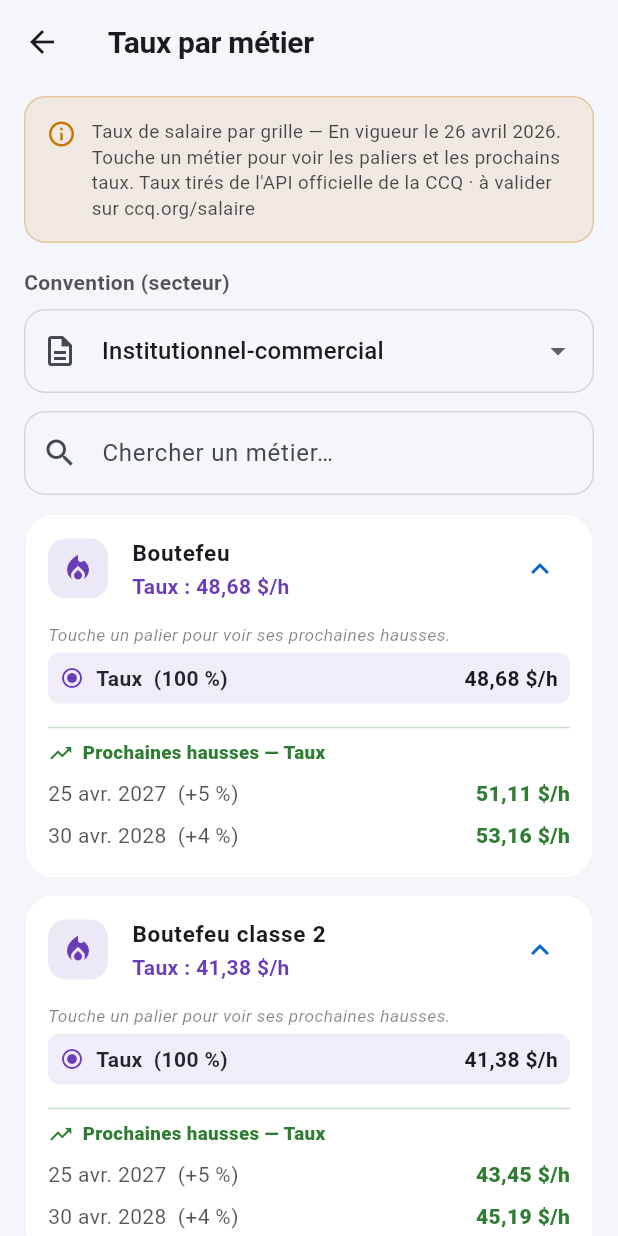
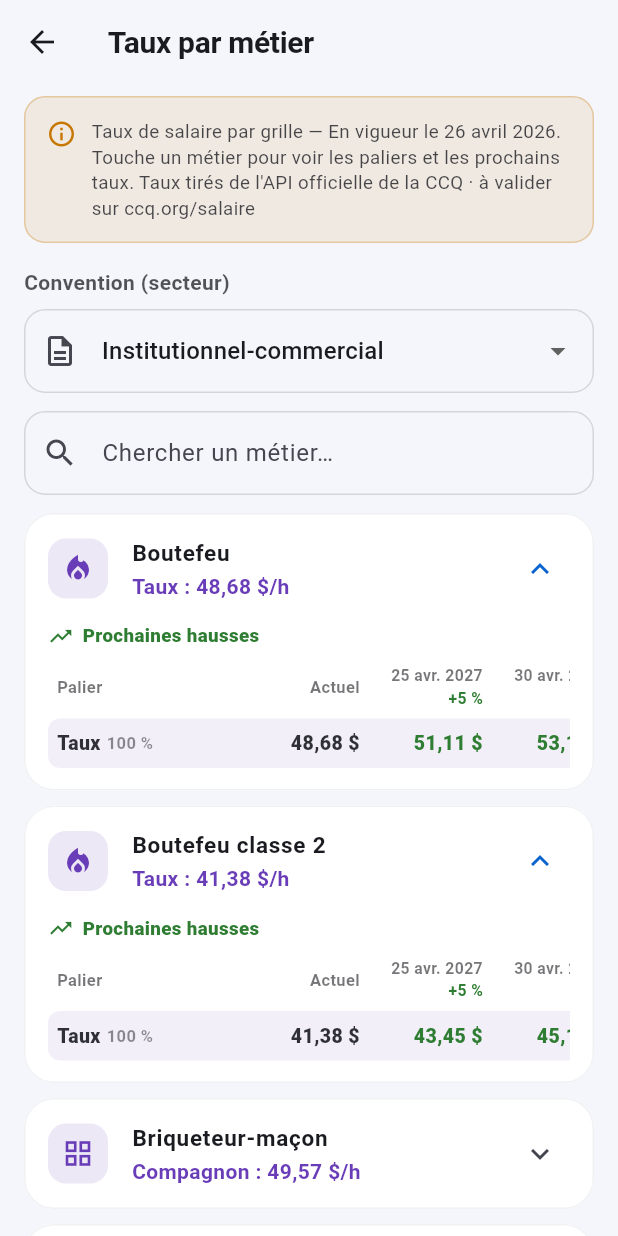
Before and after one commit to CR4SH3UR/calculatrice_ccq, a Flutter app: the TauxMetiersScreen screen opened directly, after a tap on "Boutefeu", after a tap on "Boutefeu classe 2", on a phone screen of 412 x 824 dp. Run offline on Flutter 3.47's test engine with Material 3 defaults, Android fonts, the phone set to English and light mode, and no system bars; our stand-ins replace open_filex, pdf, printing, share_plus, shared_preferences; accounts and stored records are empty.

Commit message:
Taux par métier : afficher les prochaines hausses pour les apprentis
Avant, les prochaines augmentations n'apparaissaient que pour le palier
sélectionné (compagnon par défaut) — il fallait toucher un palier pour
voir celles des apprentis.

Désormais, la tuile d'un métier affiche une grille de progression
toujours visible : une ligne par palier (apprentis puis compagnon) et
une colonne « Actuel » suivie d'une colonne par hausse programmée. Les
apprentis voient donc directement leur taux à venir (l'apprenti est un
pourcentage du taux de compagnon, il profite des mêmes hausses).

Ajoute un test verrouillant le calcul du taux d'apprenti après une
hausse programmée.

Co-Authored-By: Claude Opus 4.8 <noreply@anthropic.com>
Claude-Session: https://claude.ai/code/session_01Er8YQZjdRALjs1hQCFaZgT

```diff
--- a/lib/screens/infos_screens.dart
+++ b/lib/screens/infos_screens.dart
@@ -115,30 +115,19 @@ class _TauxMetiersScreenState extends State<TauxMetiersScreen> {
   }
 }
 
-class _MetierTile extends StatefulWidget {
+class _MetierTile extends StatelessWidget {
   const _MetierTile({required this.metier, required this.secteur});
   final Metier metier;
   final Secteur secteur;
 
   @override
-  State<_MetierTile> createState() => _MetierTileState();
-}
-
-class _MetierTileState extends State<_MetierTile> {
-  /// Palier choisi pour voir ses hausses (null = compagnon, le dernier).
-  int? _selPalier;
-
-  @override
   Widget build(BuildContext context) {
-    final Metier metier = widget.metier;
-    final Secteur secteur = widget.secteur;
     final double comp = CcqData.tauxCompagnon(metier, secteur);
     final List<Hausse> futures = CcqData.haussesFutures(secteur);
     final Color onSurf = Theme.of(context).colorScheme.onSurface;
-    final paliers = metier.paliers();
-    final int selIdx = _selPalier ?? paliers.length - 1;
-    final sel = paliers[selIdx];
+    final List<Palier> paliers = metier.paliers();
     final String libelleComp = paliers.last.nom;
+    final bool aApprentis = paliers.length > 1;
 
     return Card(
       clipBehavior: Clip.antiAlias,
@@ -161,62 +150,7 @@ class _MetierTileState extends State<_MetierTile> {
                   fontWeight: FontWeight.w600, color: AppColors.infos)),
           childrenPadding: const EdgeInsets.fromLTRB(16, 0, 16, 14),
           children: [
-            Align(
-              alignment: Alignment.centerLeft,
-              child: Text(
-                  tr('Touche un palier pour voir ses prochaines hausses.',
-                      'Tap a step to see its upcoming increases.'),
-                  style: TextStyle(
-                      fontSize: 11.5,
-                      fontStyle: FontStyle.italic,
-                      color: onSurf.withValues(alpha: 0.55))),
-            ),
-            const SizedBox(height: 4),
-            ...paliers.asMap().entries.map((e) {
-              final int i = e.key;
-              final p = e.value;
-              final bool actif = i == selIdx;
-              return InkWell(
-                borderRadius: BorderRadius.circular(8),
-                onTap: () => setState(() => _selPalier = i),
-                child: Container(
-                  decoration: BoxDecoration(
-                    color: actif
-                        ? AppColors.infos.withValues(alpha: 0.10)
-                        : null,
-                    borderRadius: BorderRadius.circular(8),
-                  ),
-                  padding:
-                      const EdgeInsets.symmetric(horizontal: 8, vertical: 7),
-                  child: Row(
-                    children: [
-                      Icon(
-                          actif
-                              ? Icons.radio_button_checked
-                              : Icons.radio_button_unchecked,
-                          size: 16,
-                          color: actif
-                              ? AppColors.infos
-                              : onSurf.withValues(alpha: 0.3)),
-                      const SizedBox(width: 8),
-                      Expanded(
-                        child: Text('${p.nom}  (${p.pourcentage} %)',
-                            style: TextStyle(
-                                color: onSurf
-                                    .withValues(alpha: actif ? 0.95 : 0.75),
-                                fontWeight:
-                                    actif ? FontWeight.w700 : FontWeight.w400)),
-                      ),
-                      Text('${Fmt.money(comp * p.pourcentage / 100)}/h',
-                          style: const TextStyle(fontWeight: FontWeight.w700)),
-                    ],
-                  ),
-                ),
-              );
-            }),
-            if (futures.isNotEmpty) ...[
-              const SizedBox(height: 8),
-              Divider(color: AppColors.success.withValues(alpha: 0.25)),
+            if (futures.isNotEmpty)
               Row(
                 children: [
                   const Icon(Icons.trending_up,
@@ -224,38 +158,177 @@ class _MetierTileState extends State<_MetierTile> {
                   const SizedBox(width: 6),
                   Expanded(
                     child: Text(
-                        '${tr('Prochaines hausses', 'Upcoming increases')} — ${sel.nom}',
+                        aApprentis
+                            ? tr('Prochaines hausses — apprentis inclus',
+                                'Upcoming increases — apprentices included')
+                            : tr('Prochaines hausses', 'Upcoming increases'),
                         style: const TextStyle(
                             fontWeight: FontWeight.w800,
                             fontSize: 12.5,
                             color: AppColors.success)),
                   ),
                 ],
+              )
+            else
+              Align(
+                alignment: Alignment.centerLeft,
+                child: Text(
+                    tr('Taux par palier (compagnon et apprentis).',
+                        'Rate per step (journeyman and apprentices).'),
+                    style: TextStyle(
+                        fontSize: 11.5,
+                        fontStyle: FontStyle.italic,
+                        color: onSurf.withValues(alpha: 0.55))),
               ),
-              const SizedBox(height: 4),
-              ...futures.map((h) {
-                final double r = CcqData.tauxCompagnon(metier, secteur,
-                        on: h.date) *
-                    sel.pourcentage /
-                    100;
-                return Padding(
-                  padding: const EdgeInsets.symmetric(vertical: 4),
+            const SizedBox(height: 10),
+            _GrilleProgression(
+              metier: metier,
+              secteur: secteur,
+              paliers: paliers,
+              futures: futures,
+              comp: comp,
+            ),
+          ],
+        ),
+      ),
+    );
+  }
+}
+
+/// Grille défilable des taux : une ligne par palier (apprentis puis
+/// compagnon), une colonne « Actuel » puis une colonne par hausse programmée.
+/// Montre la progression complète — les hausses s'appliquent aux apprentis
+/// comme au compagnon (l'apprenti est un pourcentage du taux de compagnon).
+class _GrilleProgression extends StatelessWidget {
+  const _GrilleProgression({
+    required this.metier,
+    required this.secteur,
+    required this.paliers,
+    required this.futures,
+    required this.comp,
+  });
+
+  final Metier metier;
+  final Secteur secteur;
+  final List<Palier> paliers;
+  final List<Hausse> futures;
+  final double comp;
+
+  static const double _wLabel = 120;
+  static const double _wCol = 82;
+
+  @override
+  Widget build(BuildContext context) {
+    final Color onSurf = Theme.of(context).colorScheme.onSurface;
+
+    Widget valueCell(String txt, {required bool strong, Color? color}) =>
+        SizedBox(
+          width: _wCol,
+          child: Text(txt,
+              textAlign: TextAlign.end,
+              style: TextStyle(
+                  fontSize: 13,
+                  fontWeight: strong ? FontWeight.w800 : FontWeight.w600,
+                  color: color ?? onSurf.withValues(alpha: 0.9))),
+        );
+
+    final Widget header = Padding(
+      padding: const EdgeInsets.fromLTRB(6, 0, 6, 6),
       child: Row(
-                    mainAxisAlignment: MainAxisAlignment.spaceBetween,
         children: [
-                      Text('${Fmt.dateFr(h.date)}  (+${Fmt.trim(h.pct)} %)',
-                          style: TextStyle(color: onSurf.withValues(alpha: 0.75))),
-                      Text('${Fmt.money(r)}/h',
+          SizedBox(
+            width: _wLabel,
+            child: Text(tr('Palier', 'Step'),
+                style: TextStyle(
+                    fontSize: 11,
+                    fontWeight: FontWeight.w700,
+                    color: onSurf.withValues(alpha: 0.6))),
+          ),
+          SizedBox(
+            width: _wCol,
+            child: Text(tr('Actuel', 'Now'),
+                textAlign: TextAlign.end,
+                style: TextStyle(
+                    fontSize: 11,
+                    fontWeight: FontWeight.w700,
+                    color: onSurf.withValues(alpha: 0.6))),
+          ),
+          ...futures.map((h) => SizedBox(
+                width: _wCol,
+                child: Column(
+                  crossAxisAlignment: CrossAxisAlignment.end,
+                  children: [
+                    Text(Fmt.dateFr(h.date),
+                        textAlign: TextAlign.end,
+                        style: TextStyle(
+                            fontSize: 10.5,
+                            fontWeight: FontWeight.w700,
+                            color: onSurf.withValues(alpha: 0.6))),
+                    Text('+${Fmt.trim(h.pct)} %',
                         style: const TextStyle(
-                              fontWeight: FontWeight.w800,
+                            fontSize: 10.5,
+                            fontWeight: FontWeight.w700,
                             color: AppColors.success)),
                   ],
                 ),
+              )),
+        ],
+      ),
     );
+
+    final List<Widget> lignes = paliers.asMap().entries.map((entry) {
+      final int i = entry.key;
+      final Palier p = entry.value;
+      final bool estComp = i == paliers.length - 1;
+      return Container(
+        decoration: BoxDecoration(
+          color: estComp ? AppColors.infos.withValues(alpha: 0.08) : null,
+          borderRadius: BorderRadius.circular(8),
+        ),
+        padding: const EdgeInsets.symmetric(horizontal: 6, vertical: 7),
+        child: Row(
+          children: [
+            SizedBox(
+              width: _wLabel,
+              child: Row(
+                children: [
+                  Flexible(
+                    child: Text(p.nom,
+                        overflow: TextOverflow.ellipsis,
+                        style: TextStyle(
+                            fontSize: 13,
+                            fontWeight:
+                                estComp ? FontWeight.w800 : FontWeight.w600,
+                            color: onSurf.withValues(alpha: 0.9))),
+                  ),
+                  const SizedBox(width: 4),
+                  Text('${p.pourcentage} %',
+                      style: TextStyle(
+                          fontSize: 11,
+                          fontWeight: FontWeight.w600,
+                          color: onSurf.withValues(alpha: 0.5))),
+                ],
+              ),
+            ),
+            valueCell(Fmt.money(comp * p.pourcentage / 100), strong: estComp),
+            ...futures.map((h) {
+              final double r =
+                  CcqData.tauxCompagnon(metier, secteur, on: h.date) *
+                      p.pourcentage /
+                      100;
+              return valueCell(Fmt.money(r),
+                  strong: estComp, color: AppColors.success);
             }),
           ],
-          ],
         ),
+      );
+    }).toList();
+
+    return SingleChildScrollView(
+      scrollDirection: Axis.horizontal,
+      child: Column(
+        crossAxisAlignment: CrossAxisAlignment.start,
+        children: [header, ...lignes],
       ),
     );
   }
```
Also changed, not shown: 1 other file. Lines whose indentation alone changed are shown as unchanged.
